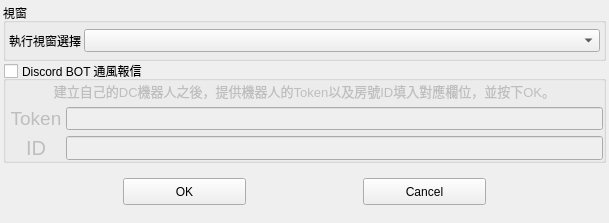
Qt form UI/Homepage/Setting.ui (Jukon3234/ChatGPT_Make_me_WorkHarder) before a commit.
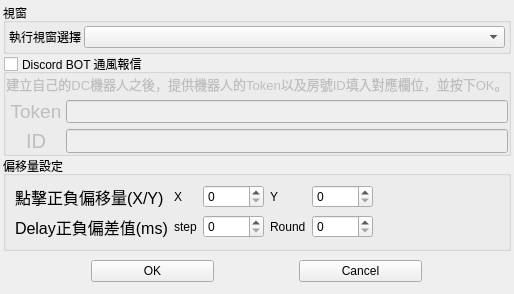
The same form after that commit.

```diff
--- a/UI/Homepage/Setting.ui
+++ b/UI/Homepage/Setting.ui
@@ -6,8 +6,8 @@
    <rect>
     <x>0</x>
     <y>0</y>
-    <width>609</width>
-    <height>223</height>
+    <width>502</width>
+    <height>244</height>
    </rect>
   </property>
   <property name="windowTitle">
@@ -29,7 +29,69 @@
    <property name="spacing">
     <number>0</number>
    </property>
-   <item row="1" column="0">
+   <item row="0" column="0" colspan="2">
+    <widget class="QGroupBox" name="groupBox_2">
+     <property name="title">
+      <string>視窗</string>
+     </property>
+     <layout class="QGridLayout" name="gridLayout_2">
+      <property name="leftMargin">
+       <number>3</number>
+      </property>
+      <property name="topMargin">
+       <number>3</number>
+      </property>
+      <property name="rightMargin">
+       <number>3</number>
+      </property>
+      <property name="bottomMargin">
+       <number>3</number>
+      </property>
+      <property name="spacing">
+       <number>3</number>
+      </property>
+      <item row="0" column="0" alignment="Qt::AlignLeft">
+       <widget class="QLabel" name="label_17">
+        <property name="sizePolicy">
+         <sizepolicy hsizetype="Preferred" vsizetype="Preferred">
+          <horstretch>0</horstretch>
+          <verstretch>0</verstretch>
+         </sizepolicy>
+        </property>
+        <property name="maximumSize">
+         <size>
+          <width>16777215</width>
+          <height>16777215</height>
+         </size>
+        </property>
+        <property name="text">
+         <string>執行視窗選擇</string>
+        </property>
+        <property name="alignment">
+         <set>Qt::AlignCenter</set>
+        </property>
+       </widget>
+      </item>
+      <item row="0" column="1">
+       <widget class="QComboBox" name="WindowsComboBox">
+        <property name="sizePolicy">
+         <sizepolicy hsizetype="MinimumExpanding" vsizetype="Preferred">
+          <horstretch>0</horstretch>
+          <verstretch>0</verstretch>
+         </sizepolicy>
+        </property>
+        <property name="maximumSize">
+         <size>
+          <width>16777215</width>
+          <height>23</height>
+         </size>
+        </property>
+       </widget>
+      </item>
+     </layout>
+    </widget>
+   </item>
+   <item row="1" column="0" colspan="2">
     <widget class="QGroupBox" name="groupBox">
      <property name="title">
       <string>Discord BOT 通風報信</string>
@@ -178,7 +240,7 @@
      </layout>
     </widget>
    </item>
-   <item row="4" column="0">
+   <item row="6" column="0" colspan="2">
     <widget class="QWidget" name="widget" native="true">
      <layout class="QHBoxLayout" name="horizontalLayout">
       <item>
@@ -210,43 +272,22 @@
      </layout>
     </widget>
    </item>
-   <item row="0" column="0">
-    <widget class="QGroupBox" name="groupBox_2">
+   <item row="5" column="0" colspan="2">
+    <widget class="QGroupBox" name="groupBox_3">
      <property name="title">
-      <string>視窗</string>
+      <string>偏移量設定</string>
      </property>
-     <layout class="QGridLayout" name="gridLayout_2">
-      <property name="leftMargin">
-       <number>3</number>
-      </property>
-      <property name="topMargin">
-       <number>3</number>
-      </property>
-      <property name="rightMargin">
-       <number>3</number>
-      </property>
-      <property name="bottomMargin">
-       <number>3</number>
-      </property>
-      <property name="spacing">
-       <number>3</number>
-      </property>
-      <item row="0" column="0" alignment="Qt::AlignLeft">
-       <widget class="QLabel" name="label_17">
+     <layout class="QGridLayout" name="gridLayout_3">
+      <item row="0" column="3">
+       <widget class="QLabel" name="label_6">
         <property name="sizePolicy">
-         <sizepolicy hsizetype="Preferred" vsizetype="Preferred">
+         <sizepolicy hsizetype="Maximum" vsizetype="Preferred">
           <horstretch>0</horstretch>
           <verstretch>0</verstretch>
          </sizepolicy>
         </property>
-        <property name="maximumSize">
-         <size>
-          <width>16777215</width>
-          <height>16777215</height>
-         </size>
-        </property>
         <property name="text">
-         <string>執行視窗選擇</string>
+         <string>Y</string>
         </property>
         <property name="alignment">
          <set>Qt::AlignCenter</set>
@@ -254,21 +295,92 @@
        </widget>
       </item>
       <item row="0" column="1">
-       <widget class="QComboBox" name="WindowsComboBox">
+       <widget class="QLabel" name="label_5">
         <property name="sizePolicy">
-         <sizepolicy hsizetype="MinimumExpanding" vsizetype="Preferred">
+         <sizepolicy hsizetype="Maximum" vsizetype="Preferred">
           <horstretch>0</horstretch>
           <verstretch>0</verstretch>
          </sizepolicy>
         </property>
-        <property name="maximumSize">
+        <property name="text">
+         <string>X</string>
+        </property>
+        <property name="alignment">
+         <set>Qt::AlignCenter</set>
+        </property>
+       </widget>
+      </item>
+      <item row="0" column="4">
+       <widget class="QSpinBox" name="RandomYSpin">
+        <property name="maximum">
+         <number>90000</number>
+        </property>
+       </widget>
+      </item>
+      <item row="0" column="2">
+       <widget class="QSpinBox" name="RandomXSpin">
+        <property name="maximum">
+         <number>90000</number>
+        </property>
+       </widget>
+      </item>
+      <item row="0" column="5">
+       <spacer name="horizontalSpacer">
+        <property name="orientation">
+         <enum>Qt::Horizontal</enum>
+        </property>
+        <property name="sizeHint" stdset="0">
          <size>
-          <width>16777215</width>
-          <height>23</height>
+          <width>40</width>
+          <height>20</height>
          </size>
         </property>
+       </spacer>
+      </item>
+      <item row="0" column="0">
+       <widget class="QLabel" name="label_4">
+        <property name="font">
+         <font>
+          <pointsize>12</pointsize>
+         </font>
+        </property>
+        <property name="text">
+         <string>點擊正負偏移量(X/Y)</string>
+        </property>
        </widget>
       </item>
+      <item row="1" column="0">
+       <widget class="QLabel" name="label_7">
+        <property name="font">
+         <font>
+          <pointsize>12</pointsize>
+         </font>
+        </property>
+        <property name="text">
+         <string>Delay正負偏差值(ms)</string>
+        </property>
+       </widget>
+      </item>
+      <item row="1" column="1">
+       <widget class="QLabel" name="label_8">
+        <property name="text">
+         <string>step</string>
+        </property>
+       </widget>
+      </item>
+      <item row="1" column="3">
+       <widget class="QLabel" name="label_9">
+        <property name="text">
+         <string>Round</string>
+        </property>
+       </widget>
+      </item>
+      <item row="1" column="2">
+       <widget class="QSpinBox" name="spinBox"/>
+      </item>
+      <item row="1" column="4">
+       <widget class="QSpinBox" name="spinBox_2"/>
+      </item>
      </layout>
     </widget>
    </item>
```
